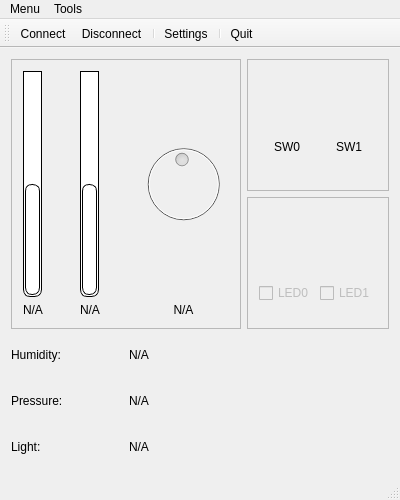
Qt form Projects/Qt/Remote_Controller/mainwindow.ui (Lyque/diplomaterv) before a commit.
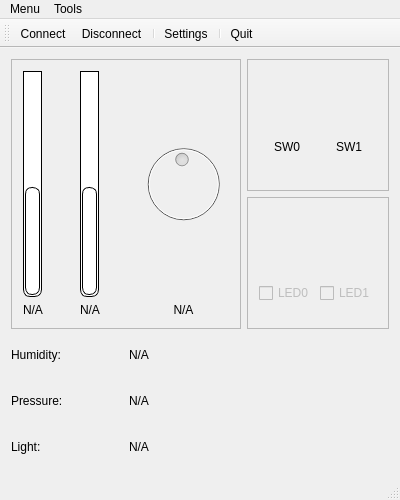
The same form after that commit. Icons and pictures are not drawn.

Commit message: GUI signal-slot in progress

```diff
--- a/Projects/Qt/Remote_Controller/mainwindow.ui
+++ b/Projects/Qt/Remote_Controller/mainwindow.ui
@@ -308,8 +308,11 @@
 border: 1px solid black;
 }</string>
          </property>
+         <property name="maximum">
+          <number>65535</number>
+         </property>
          <property name="value">
-          <number>50</number>
+          <number>32000</number>
          </property>
          <property name="alignment">
           <set>Qt::AlignCenter</set>
@@ -368,8 +371,11 @@
 border: 1px solid black;
 }</string>
          </property>
+         <property name="maximum">
+          <number>65535</number>
+         </property>
          <property name="value">
-          <number>50</number>
+          <number>32000</number>
          </property>
          <property name="alignment">
           <set>Qt::AlignCenter</set>
```
The commit also changes 5 other files.
